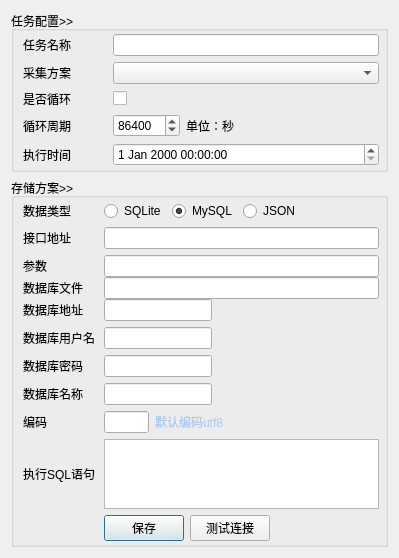
Above: UI/Task.ui from leaboy/pycollect before the change. Below: the same form after it.
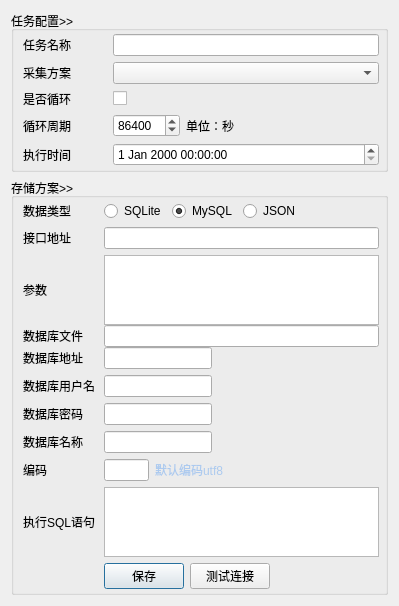
That is the form after the change.

What changed in the file:
```diff
--- a/UI/Task.ui
+++ b/UI/Task.ui
@@ -199,14 +199,7 @@
               </widget>
              </item>
              <item row="1" column="1">
-              <widget class="QLineEdit" name="json_api_param">
-               <property name="sizePolicy">
-                <sizepolicy hsizetype="Expanding" vsizetype="Fixed">
-                 <horstretch>0</horstretch>
-                 <verstretch>0</verstretch>
-                </sizepolicy>
-               </property>
-              </widget>
+              <widget class="QPlainTextEdit" name="json_api_param"/>
              </item>
             </layout>
            </widget>
```
